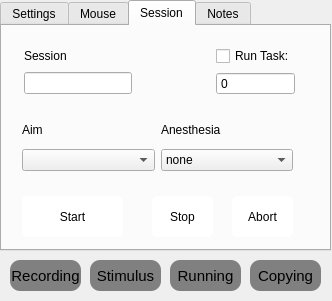
ef-lab/Experiments, file MasterRunner/form.ui: the form before one commit.
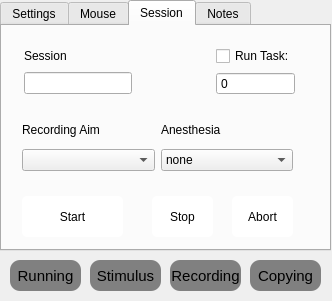
The form after the commit. The open tabs and pages were chosen to show the change. Icons and pictures are not drawn.

Commit message: New PyMouse schemata support

What changed in the file:
```diff
--- a/MasterRunner/form.ui
+++ b/MasterRunner/form.ui
@@ -565,7 +565,7 @@
       <string>Abort</string>
      </property>
     </widget>
-    <widget class="QWidget" name="">
+    <widget class="QWidget" name="layoutWidget">
      <property name="geometry">
       <rect>
        <x>20</x>
@@ -578,7 +578,7 @@
       <item row="0" column="0">
        <widget class="QLabel" name="aim_label">
         <property name="text">
-         <string>Aim</string>
+         <string>Recording Aim</string>
         </property>
        </widget>
       </item>
@@ -603,7 +603,7 @@
       </item>
      </layout>
     </widget>
-    <widget class="QWidget" name="">
+    <widget class="QWidget" name="layoutWidget">
      <property name="geometry">
       <rect>
        <x>22</x>
@@ -722,7 +722,7 @@
   <widget class="QPushButton" name="running_indicator">
    <property name="geometry">
     <rect>
-     <x>170</x>
+     <x>10</x>
      <y>260</y>
      <width>71</width>
      <height>31</height>
@@ -778,7 +778,7 @@
   <widget class="QPushButton" name="recording_indicator">
    <property name="geometry">
     <rect>
-     <x>10</x>
+     <x>170</x>
      <y>260</y>
      <width>71</width>
      <height>31</height>
```
Left out of the diff: 14 changed lines with no effect on the pictures. The commit also changes 1 other file.
